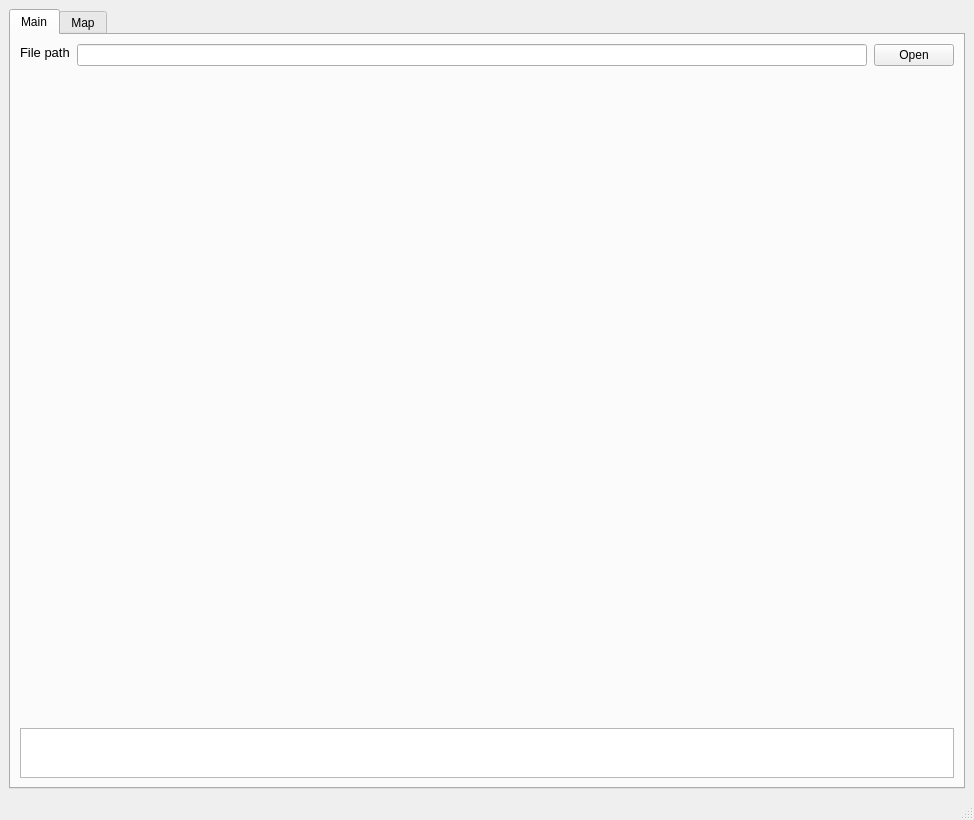
This is app/ui/start_window.ui in leehha1/phd_python_map as Qt 5 draws it before an edit. The edited form follows.
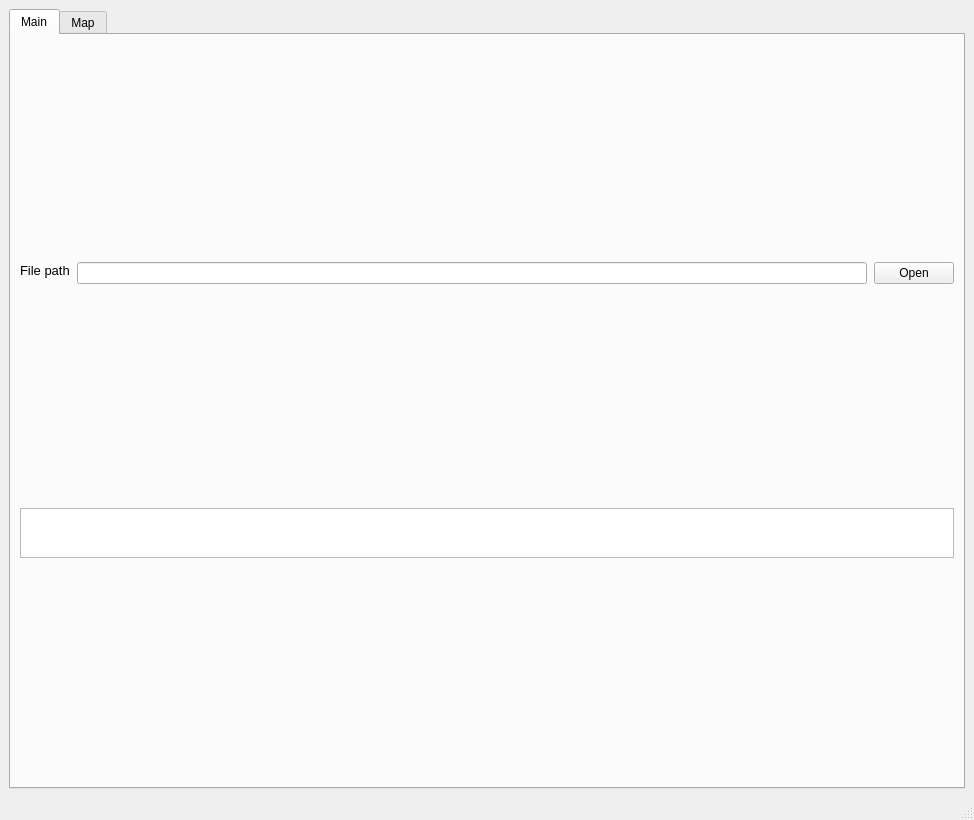
This is the edited form.

Patch:
```diff
--- a/app/ui/start_window.ui
+++ b/app/ui/start_window.ui
@@ -96,16 +96,6 @@
             </item>
            </layout>
           </item>
-          <item>
-           <widget class="QWidget" name="widget" native="true">
-            <property name="minimumSize">
-             <size>
-              <width>0</width>
-              <height>500</height>
-             </size>
-            </property>
-           </widget>
-          </item>
           <item>
            <widget class="QTextEdit" name="TE_warning">
             <property name="sizePolicy">
```
